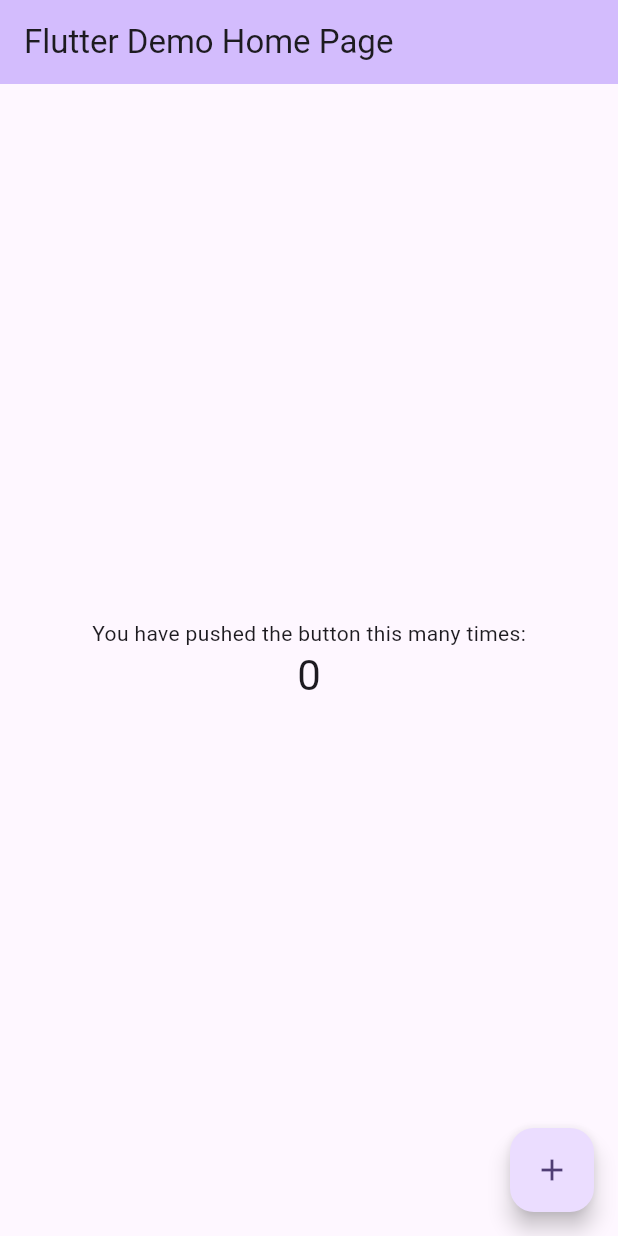
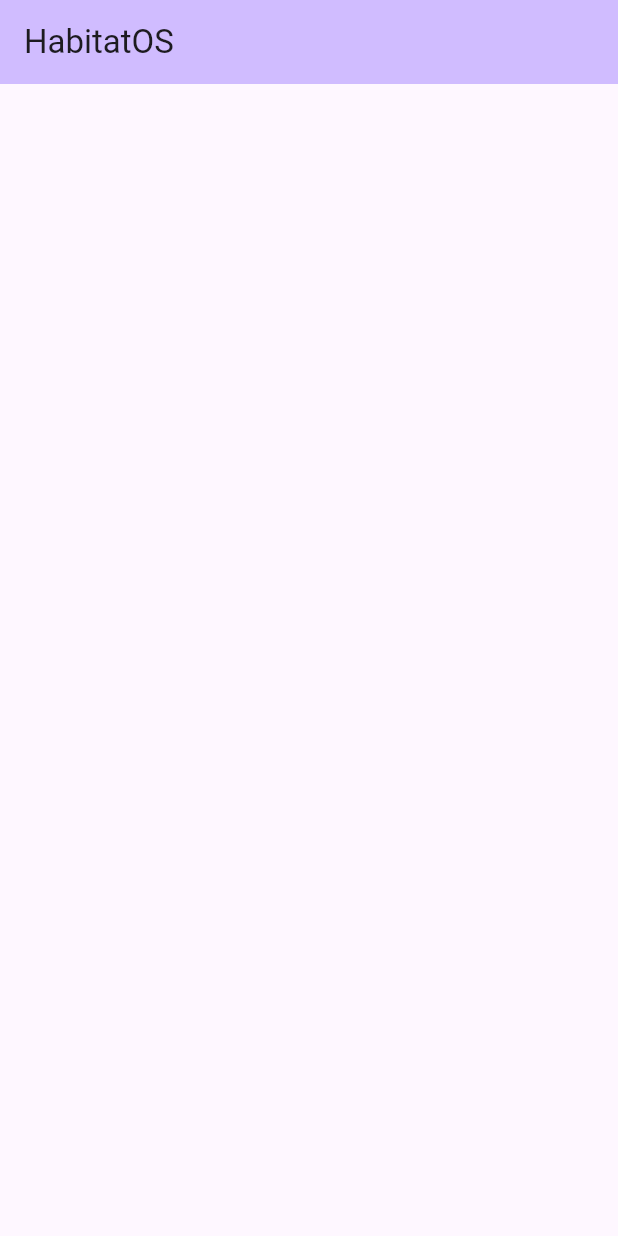
Before and after one commit to Bryian1125/HabitatOS, a Flutter app: the screen it shows after launch, on a phone screen of 412 x 824 dp. Run offline on Flutter 3.47's test engine with Material 3 defaults, Android fonts, the phone set to English and light mode, and no system bars.

Commit message:
chore: simplify default home page

```diff
--- a/lib/main.dart
+++ b/lib/main.dart
@@ -11,42 +11,15 @@
   @override
   Widget build(BuildContext context) {
     return MaterialApp(
-      title: 'Flutter Demo',
-      theme: ThemeData(
-        // This is the theme of your application.
-        //
-        // TRY THIS: Try running your application with "flutter run". You'll see
-        // the application has a purple toolbar. Then, without quitting the app,
-        // try changing the seedColor in the colorScheme below to Colors.green
-        // and then invoke "hot reload" (save your changes or press the "hot
-        // reload" button in a Flutter-supported IDE, or press "r" if you used
-        // the command line to start the app).
-        //
-        // Notice that the counter didn't reset back to zero; the application
-        // state is not lost during the reload. To reset the state, use hot
-        // restart instead.
-        //
-        // This works for code too, not just values: Most code changes can be
-        // tested with just a hot reload.
-        colorScheme: .fromSeed(seedColor: Colors.deepPurple),
-      ),
-      home: const MyHomePage(title: 'Flutter Demo Home Page'),
+      title: 'HabitatOS',
+
+      home: const MyHomePage(title: 'HabitatOS'),
     );
   }
 }
 
 class MyHomePage extends StatefulWidget {
   const MyHomePage({super.key, required this.title});
-
-  // This widget is the home page of your application. It is stateful, meaning
-  // that it has a State object (defined below) that contains fields that affect
-  // how it looks.
-
-  // This class is the configuration for the state. It holds the values (in this
-  // case the title) provided by the parent (in this case the App widget) and
-  // used by the build method of the State. Fields in a Widget subclass are
-  // always marked "final".
-
   final String title;
 
   @override
@@ -54,68 +27,12 @@
 }
 
 class _MyHomePageState extends State<MyHomePage> {
-  int _counter = 0;
-
-  void _incrementCounter() {
-    setState(() {
-      // This call to setState tells the Flutter framework that something has
-      // changed in this State, which causes it to rerun the build method below
-      // so that the display can reflect the updated values. If we changed
-      // _counter without calling setState(), then the build method would not be
-      // called again, and so nothing would appear to happen.
-      _counter++;
-    });
-  }
-
   @override
   Widget build(BuildContext context) {
-    // This method is rerun every time setState is called, for instance as done
-    // by the _incrementCounter method above.
-    //
-    // The Flutter framework has been optimized to make rerunning build methods
-    // fast, so that you can just rebuild anything that needs updating rather
-    // than having to individually change instances of widgets.
     return Scaffold(
       appBar: AppBar(
-        // TRY THIS: Try changing the color here to a specific color (to
-        // Colors.amber, perhaps?) and trigger a hot reload to see the AppBar
-        // change color while the other colors stay the same.
         backgroundColor: Theme.of(context).colorScheme.inversePrimary,
-        // Here we take the value from the MyHomePage object that was created by
-        // the App.build method, and use it to set our appbar title.
         title: Text(widget.title),
-      ),
-      body: Center(
-        // Center is a layout widget. It takes a single child and positions it
-        // in the middle of the parent.
-        child: Column(
-          // Column is also a layout widget. It takes a list of children and
-          // arranges them vertically. By default, it sizes itself to fit its
-          // children horizontally, and tries to be as tall as its parent.
-          //
-          // Column has various properties to control how it sizes itself and
-          // how it positions its children. Here we use mainAxisAlignment to
-          // center the children vertically; the main axis here is the vertical
-          // axis because Columns are vertical (the cross axis would be
-          // horizontal).
-          //
-          // TRY THIS: Invoke "debug painting" (choose the "Toggle Debug Paint"
-          // action in the IDE, or press "p" in the console), to see the
-          // wireframe for each widget.
-          mainAxisAlignment: .center,
-          children: [
-            const Text('You have pushed the button this many times:'),
-            Text(
-              '$_counter',
-              style: Theme.of(context).textTheme.headlineMedium,
-            ),
-          ],
-        ),
-      ),
-      floatingActionButton: FloatingActionButton(
-        onPressed: _incrementCounter,
-        tooltip: 'Increment',
-        child: const Icon(Icons.add),
       ),
     );
   }
```
